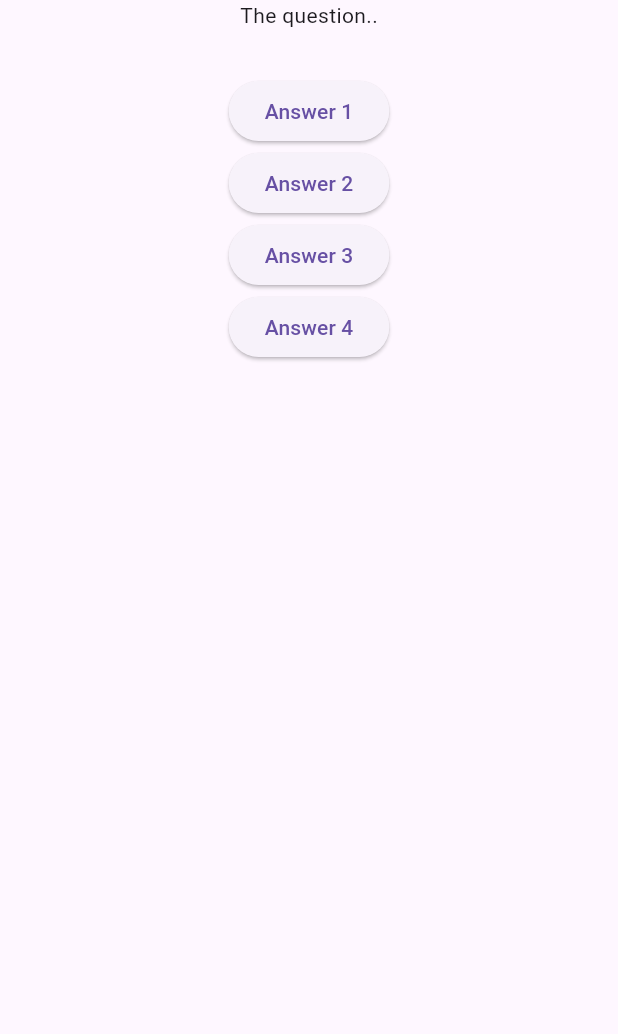
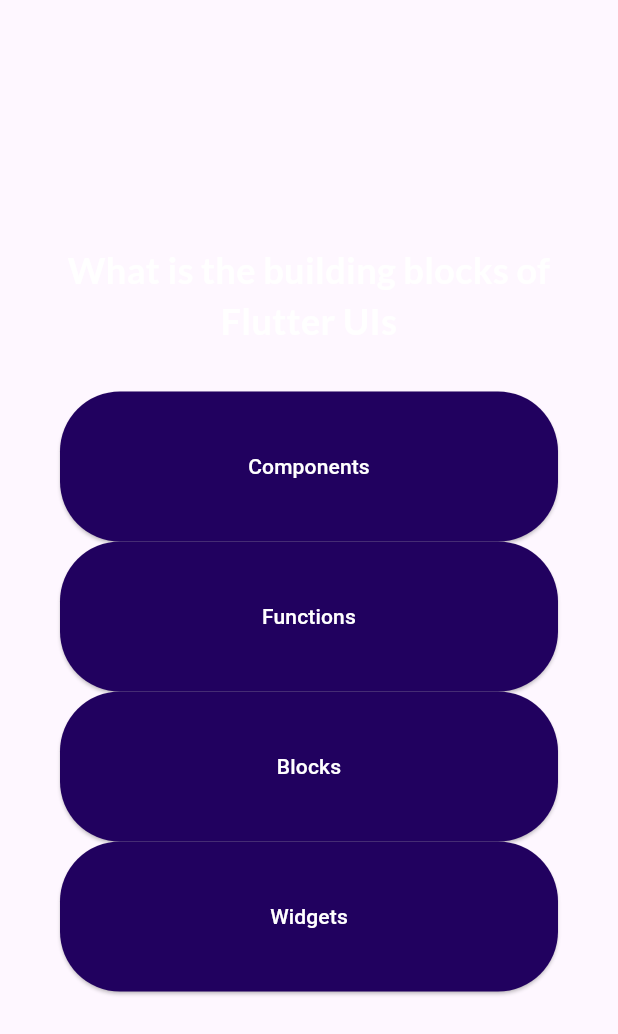
Before and after one commit to fave16/quiz_app, a Flutter app: the QuestionScreen widget shown alone on an empty page, opened directly, on a phone screen of 412 x 824 dp. Shown: the top 1034 px of the screen. Run offline on Flutter 3.47's test engine with Material 3 defaults, Android fonts, the phone set to English and light mode, and no system bars; our stand-ins replace google_fonts.

Commit message:
added third party package

```diff
--- /dev/null
+++ b/lib/answer_questions.dart
@@ -0,0 +1,30 @@
+import 'package:flutter/material.dart';
+
+class AnswerButton extends StatelessWidget {
+  const AnswerButton({required this.answerText, required this.onTap, super.key});
+
+  final String answerText;
+  final void Function() onTap;
+
+  @override
+  Widget build(BuildContext context) {
+    return ElevatedButton(
+      onPressed: onTap,
+      style: ElevatedButton.styleFrom(
+        padding: const EdgeInsets.symmetric(
+          horizontal: 10.0 ,
+          vertical: 40.0
+        ),
+        backgroundColor: const Color.fromARGB(255, 33, 1, 95),
+        foregroundColor: Colors.white,
+        shape: RoundedRectangleBorder(
+          borderRadius: BorderRadius.circular(40)
+        )
+      ),
+      child: Text(
+        answerText,
+        textAlign: TextAlign.center,
+        )
+      );
+  }
+}
--- a/lib/model/quiz_questions.dart
+++ b/lib/model/quiz_questions.dart
@@ -1,6 +1,12 @@
 class QuizQuestion {
-  const QuizQuestion(this.questions, this.answers);
+  const QuizQuestion(this.text, this.answers);
 
-  final String questions;
+  final String text;
   final List<String> answers;
+
+  List<String> getShuffledAnswers() {
+    final shuffledList = List.of(answers);
+    shuffledList.shuffle();
+    return shuffledList;
+  }
 }
--- a/lib/screens/home/home_screen.dart
+++ b/lib/screens/home/home_screen.dart
@@ -26,14 +26,14 @@ class HomeScreen extends StatelessWidget {
               ),
             ),
             const SizedBox(height: 20.0),
-            OutlinedButton.icon(
+            ElevatedButton.icon(
               onPressed: startQuiz,
               icon: const Icon(Icons.arrow_right),
-              style: OutlinedButton.styleFrom(
+              style: ElevatedButton.styleFrom(
                 backgroundColor: Colors.purple,
                 foregroundColor: Colors.white,
                 padding:
-                    const EdgeInsets.symmetric(horizontal: 24, vertical: 12),
+                  const EdgeInsets.symmetric(horizontal: 24, vertical: 12),
                 textStyle: const TextStyle(
                   fontSize: 15.0,
                   fontWeight: FontWeight.bold,
--- a/lib/screens/questions_screen.dart
+++ b/lib/screens/questions_screen.dart
@@ -1,4 +1,7 @@
 import 'package:flutter/material.dart';
+import 'package:quiz_app/answer_questions.dart';
+import 'package:quiz_app/data/questions.dart';
+import 'package:google_fonts/google_fonts.dart';
 
 class QuestionScreen extends StatefulWidget {
   const QuestionScreen({super.key});
@@ -8,31 +11,41 @@ class QuestionScreen extends StatefulWidget {
 }
 
 class _QuestionScreenState extends State<QuestionScreen> {
+  var currentQuestionIndex = 0;
+
+  void answerQuestion() {
+    setState(() {
+      currentQuestionIndex++;
+    });
+  }
+
   @override
   Widget build(BuildContext context) {
+    final currentQuestion = questions[currentQuestionIndex];
+
     return SizedBox(
       width: double.infinity,
-      child: Column(
-        children: [
-          const Text("The question.."),
-          const SizedBox(height: 30),
-          ElevatedButton(
-            onPressed: () {},
-            child: const Text("Answer 1")
-          ),
-          ElevatedButton(
-            onPressed: () {},
-            child: const Text("Answer 2")
-          ),
-          ElevatedButton(
-            onPressed: () {},
-            child: const Text("Answer 3")
-          ),
-          ElevatedButton(
-            onPressed: () {},
-            child: const Text("Answer 4")
-          ),
-        ],
+      child: Container(
+        margin: const EdgeInsets.all(40),
+        child: Column(
+          mainAxisAlignment: MainAxisAlignment.center,
+          crossAxisAlignment: CrossAxisAlignment.stretch,
+          children: [
+            Text(
+              currentQuestion.text,
+              style: GoogleFonts.lato(
+                color: Colors.white,
+                fontSize: 24,
+                fontWeight: FontWeight.bold,
+              ),
+              textAlign: TextAlign.center,
+            ),
+            const SizedBox(height: 30),
+            ...currentQuestion.getShuffledAnswers().map((answer) {
+              return AnswerButton(answerText: answer, onTap: answerQuestion);
+            })
+          ],
+        ),
       ),
     );
   }
--- a/pubspec.yaml
+++ b/pubspec.yaml
@@ -35,6 +35,7 @@ dependencies:
   # The following adds the Cupertino Icons font to your application.
   # Use with the CupertinoIcons class for iOS style icons.
   cupertino_icons: ^1.0.8
+  google_fonts: ^6.2.1
 
 dev_dependencies:
   flutter_test:
```
Also changed, not shown: pubspec.lock, 1 other file.
